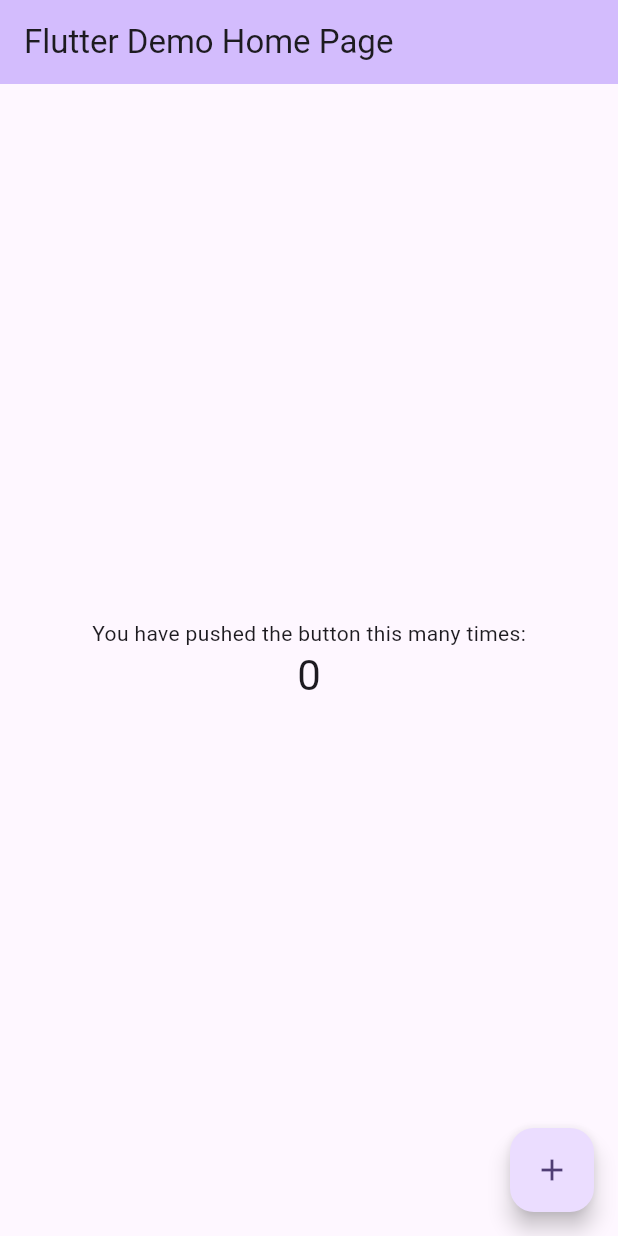
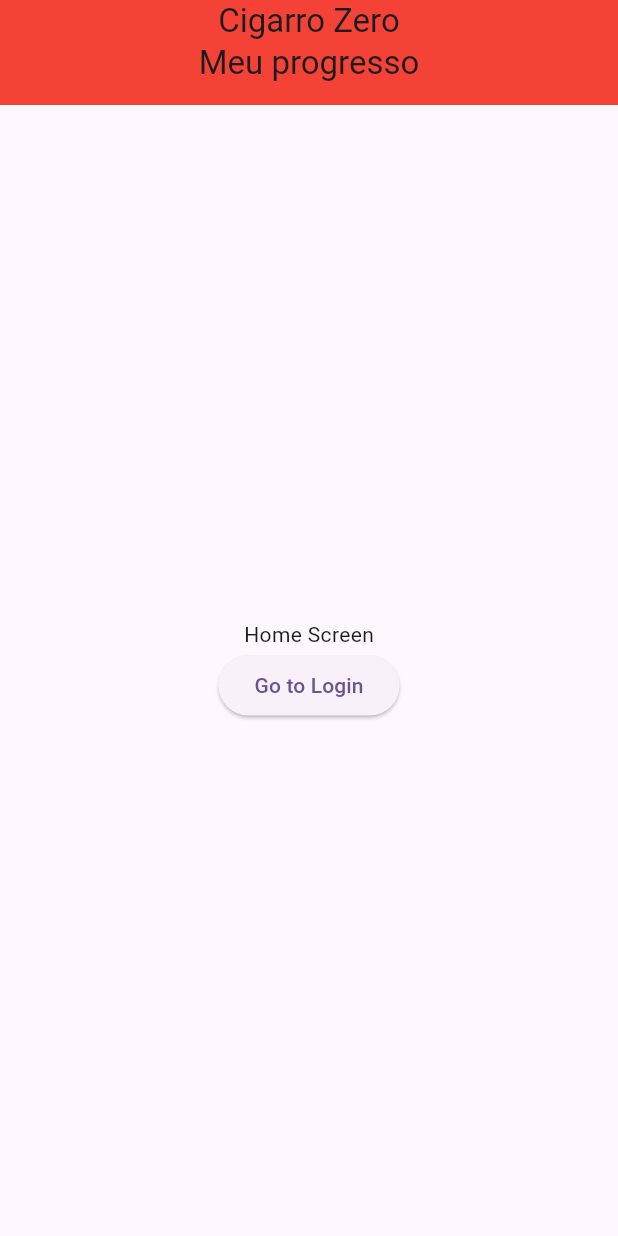
Before and after one commit to PipocaAgilDevs/cigarro-zero-app, a Flutter app: the screen it shows after launch, on a phone screen of 412 x 824 dp. Run offline on Flutter 3.47's test engine with Material 3 defaults, Android fonts, the phone set to English and light mode, and no system bars.

Commit message:
feat: header red

```diff
--- a/cigarrozeroapp/lib/main.dart
+++ b/cigarrozeroapp/lib/main.dart
@@ -1,4 +1,6 @@
 import 'package:flutter/material.dart';
+
+import 'modules/home/home_screen.dart';
 
 void main() {
   runApp(const MyApp());
@@ -7,119 +9,15 @@
 class MyApp extends StatelessWidget {
   const MyApp({super.key});
 
-  // This widget is the root of your application.
   @override
   Widget build(BuildContext context) {
     return MaterialApp(
       title: 'Flutter Demo',
       theme: ThemeData(
-        // This is the theme of your application.
-        //
-        // TRY THIS: Try running your application with "flutter run". You'll see
-        // the application has a purple toolbar. Then, without quitting the app,
-        // try changing the seedColor in the colorScheme below to Colors.green
-        // and then invoke "hot reload" (save your changes or press the "hot
-        // reload" button in a Flutter-supported IDE, or press "r" if you used
-        // the command line to start the app).
-        //
-        // Notice that the counter didn't reset back to zero; the application
-        // state is not lost during the reload. To reset the state, use hot
-        // restart instead.
-        //
-        // This works for code too, not just values: Most code changes can be
-        // tested with just a hot reload.
         colorScheme: ColorScheme.fromSeed(seedColor: Colors.deepPurple),
         useMaterial3: true,
       ),
-      home: const MyHomePage(title: 'Flutter Demo Home Page'),
+      home: HomeScreen(),
     );
   }
 }
-
-class MyHomePage extends StatefulWidget {
-  const MyHomePage({super.key, required this.title});
-
-  // This widget is the home page of your application. It is stateful, meaning
-  // that it has a State object (defined below) that contains fields that affect
-  // how it looks.
-
-  // This class is the configuration for the state. It holds the values (in this
-  // case the title) provided by the parent (in this case the App widget) and
-  // used by the build method of the State. Fields in a Widget subclass are
-  // always marked "final".
-
-  final String title;
-
-  @override
-  State<MyHomePage> createState() => _MyHomePageState();
-}
-
-class _MyHomePageState extends State<MyHomePage> {
-  int _counter = 0;
-
-  void _incrementCounter() {
-    setState(() {
-      // This call to setState tells the Flutter framework that something has
-      // changed in this State, which causes it to rerun the build method below
-      // so that the display can reflect the updated values. If we changed
-      // _counter without calling setState(), then the build method would not be
-      // called again, and so nothing would appear to happen.
-      _counter++;
-    });
-  }
-
-  @override
-  Widget build(BuildContext context) {
-    // This method is rerun every time setState is called, for instance as done
-    // by the _incrementCounter method above.
-    //
-    // The Flutter framework has been optimized to make rerunning build methods
-    // fast, so that you can just rebuild anything that needs updating rather
-    // than having to individually change instances of widgets.
-    return Scaffold(
-      appBar: AppBar(
-        // TRY THIS: Try changing the color here to a specific color (to
-        // Colors.amber, perhaps?) and trigger a hot reload to see the AppBar
-        // change color while the other colors stay the same.
-        backgroundColor: Theme.of(context).colorScheme.inversePrimary,
-        // Here we take the value from the MyHomePage object that was created by
-        // the App.build method, and use it to set our appbar title.
-        title: Text(widget.title),
-      ),
-      body: Center(
-        // Center is a layout widget. It takes a single child and positions it
-        // in the middle of the parent.
-        child: Column(
-          // Column is also a layout widget. It takes a list of children and
-          // arranges them vertically. By default, it sizes itself to fit its
-          // children horizontally, and tries to be as tall as its parent.
-          //
-          // Column has various properties to control how it sizes itself and
-          // how it positions its children. Here we use mainAxisAlignment to
-          // center the children vertically; the main axis here is the vertical
-          // axis because Columns are vertical (the cross axis would be
-          // horizontal).
-          //
-          // TRY THIS: Invoke "debug painting" (choose the "Toggle Debug Paint"
-          // action in the IDE, or press "p" in the console), to see the
-          // wireframe for each widget.
-          mainAxisAlignment: MainAxisAlignment.center,
-          children: <Widget>[
-            const Text(
-              'You have pushed the button this many times:',
-            ),
-            Text(
-              '$_counter',
-              style: Theme.of(context).textTheme.headlineMedium,
-            ),
-          ],
-        ),
-      ),
-      floatingActionButton: FloatingActionButton(
-        onPressed: _incrementCounter,
-        tooltip: 'Increment',
-        child: const Icon(Icons.add),
-      ), // This trailing comma makes auto-formatting nicer for build methods.
-    );
-  }
-}
--- /dev/null
+++ b/cigarrozeroapp/lib/modules/home/home_screen.dart
@@ -0,0 +1,34 @@
+import 'package:flutter/material.dart';
+
+import 'widgets/home_app_bar.dart';
+
+class HomeScreen extends StatefulWidget {
+  const HomeScreen({super.key});
+
+  @override
+  State<HomeScreen> createState() => _HomeScreenState();
+}
+
+class _HomeScreenState extends State<HomeScreen> {
+  @override
+  Widget build(BuildContext context) {
+    return Scaffold(
+      appBar: PreferredSize(
+        preferredSize: Size(double.infinity, 70),
+        child: HomeAppBar(),
+      ),
+      body: Column(
+        mainAxisAlignment: MainAxisAlignment.center,
+        children: [
+          const Center(
+            child: Text('Home Screen'),
+          ),
+          ElevatedButton(
+            onPressed: () {},
+            child: const Text('Go to Login'),
+          ),
+        ],
+      ),
+    );
+  }
+}
--- /dev/null
+++ b/cigarrozeroapp/lib/modules/home/widgets/home_app_bar.dart
@@ -0,0 +1,21 @@
+import 'package:flutter/material.dart';
+
+class HomeAppBar extends StatelessWidget {
+  const HomeAppBar({super.key});
+
+  @override
+  Widget build(BuildContext context) {
+    return AppBar(
+      backgroundColor: Colors.red,
+      centerTitle: true,
+      title: const Column(
+        children: [
+          Text('Cigarro Zero'),
+          Text(
+            'Meu progresso',
+          ),
+        ],
+      ),
+    );
+  }
+}
```
